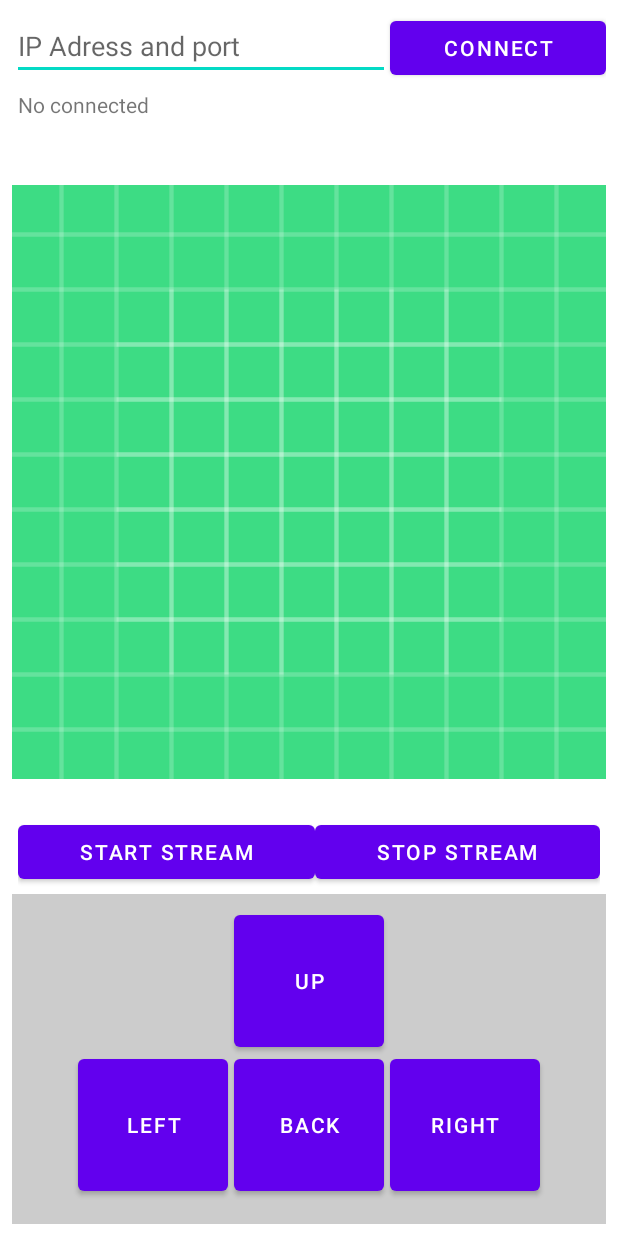
After one commit to tomash1234/rc-car, an Android app: the ControlActivity screen opened directly, with no data from a screen before it, on a phone screen of 412 x 824 dp. The commit adds this screen. Run offline under Robolectric (Android 15) with nearby library versions, the phone set to English and light mode, and no system bars.

Commit message:
Prepare control activity for android app

```diff
--- a/AndroidApp/app/src/main/java/com/tobb/rccar/MainActivity.java
+++ b/AndroidApp/app/src/main/java/com/tobb/rccar/BoardActivity.java
@@ -53,7 +53,7 @@ import java.util.concurrent.Executors;
 import java.util.concurrent.TimeUnit;
 import java.util.regex.Pattern;
 
-public class MainActivity extends AppCompatActivity implements PhoneInfoProvider, CarControl{
+public class BoardActivity extends AppCompatActivity implements PhoneInfoProvider, CarControl{
 
     private CarServer server;
     private PreviewView mPreviewView;
@@ -178,7 +178,6 @@ public class MainActivity extends AppCompatActivity implements PhoneInfoProvider
     public void onDestroy()
     {
         super.onDestroy();
-
         boardCommunicator.onDestroy(this);
         if (server != null)
             server.stop();
--- /dev/null
+++ b/AndroidApp/app/src/main/java/com/tobb/rccar/ControlActivity.java
@@ -0,0 +1,14 @@
+package com.tobb.rccar;
+
+import android.os.Bundle;
+
+import androidx.appcompat.app.AppCompatActivity;
+
+public class ControlActivity extends AppCompatActivity {
+
+    @Override
+    protected void onCreate(Bundle savedInstanceState) {
+        super.onCreate(savedInstanceState);
+        setContentView(R.layout.control_activity);
+    }
+}
--- a/AndroidApp/app/src/main/java/com/tobb/rccar/WifiBoardCommunicator.java
+++ b/AndroidApp/app/src/main/java/com/tobb/rccar/WifiBoardCommunicator.java
@@ -42,6 +42,7 @@ public class WifiBoardCommunicator implements BoardCommunicator{
     @Override
     public void onDestroy(Activity activity) {
         run = false;
+        discoveryBoardThread.discoverySocket.close();
     }
 
     public class DiscoveryBoardThread extends Thread{
--- a/AndroidApp/app/src/main/res/layout/activity_main.xml
+++ b/AndroidApp/app/src/main/res/layout/activity_main.xml
@@ -4,7 +4,7 @@
     xmlns:tools="http://schemas.android.com/tools"
     android:layout_width="match_parent"
     android:layout_height="match_parent"
-    tools:context=".MainActivity">
+    tools:context=".BoardActivity">
 
     <com.google.android.material.appbar.AppBarLayout
         android:layout_width="match_parent"
--- /dev/null
+++ b/AndroidApp/app/src/main/res/layout/control_activity.xml
@@ -0,0 +1,126 @@
+<?xml version="1.0" encoding="utf-8"?>
+<LinearLayout xmlns:android="http://schemas.android.com/apk/res/android"
+    xmlns:app="http://schemas.android.com/apk/res-auto"
+    android:layout_width="match_parent"
+    android:layout_height="match_parent"
+    android:orientation="vertical"
+    android:padding="8dp">
+
+    <LinearLayout
+        android:layout_width="match_parent"
+        android:layout_height="wrap_content"
+        android:orientation="horizontal">
+
+        <EditText
+            android:id="@+id/et_address"
+            android:layout_width="wrap_content"
+            android:layout_height="wrap_content"
+            android:layout_weight="1"
+            android:ems="10"
+            android:hint="IP Adress and port"
+            android:inputType="textPersonName" />
+
+        <Button
+            android:id="@+id/but_connect"
+            android:layout_width="wrap_content"
+            android:layout_height="wrap_content"
+            android:layout_weight="1"
+            android:text="CONNECT" />
+    </LinearLayout>
+
+    <LinearLayout
+        android:layout_width="match_parent"
+        android:layout_height="wrap_content"
+        android:orientation="vertical"
+        android:padding="4dp">
+
+        <TextView
+            android:id="@+id/tv_connect_info"
+            android:layout_width="match_parent"
+            android:layout_height="wrap_content"
+            android:layout_weight="1"
+            android:text="No connected" />
+
+        <TextView
+            android:id="@+id/tv_info"
+            android:layout_width="wrap_content"
+            android:layout_height="wrap_content"
+            android:layout_weight="1" />
+
+    </LinearLayout>
+
+    <ImageView
+        android:id="@+id/imgStreamView"
+        android:layout_width="match_parent"
+        android:layout_height="match_parent"
+        android:layout_weight="1"
+        app:srcCompat="@drawable/ic_launcher_background" />
+
+    <LinearLayout
+        android:layout_width="match_parent"
+        android:layout_height="wrap_content"
+        android:orientation="horizontal"
+        android:padding="4dp">
+
+        <Button
+            android:id="@+id/but_start_stream"
+            android:layout_width="wrap_content"
+            android:layout_height="wrap_content"
+            android:layout_weight="1"
+            android:text="START STREAM" />
+
+        <Button
+            android:id="@+id/but_stop_stream"
+            android:layout_width="wrap_content"
+            android:layout_height="wrap_content"
+            android:layout_weight="1"
+            android:text="STOP STREAM" />
+    </LinearLayout>
+
+    <LinearLayout
+        android:layout_width="match_parent"
+        android:layout_height="wrap_content"
+        android:background="#ccc"
+        android:gravity="center_horizontal"
+        android:orientation="vertical"
+        android:paddingTop="8dp"
+        android:paddingBottom="16dp">
+
+        <Button
+            android:id="@+id/but_forward"
+            android:layout_width="100dp"
+            android:layout_height="100dp"
+            android:layout_marginBottom="-4dp"
+            android:text="UP" />
+
+        <LinearLayout
+            android:layout_width="match_parent"
+            android:layout_height="match_parent"
+            android:gravity="center_horizontal"
+            android:orientation="horizontal">
+
+            <Button
+                android:id="@+id/but_go_left"
+                android:layout_width="100dp"
+                android:layout_height="100dp"
+                android:layout_weight="0"
+                android:text="LEFT" />
+
+            <Button
+                android:id="@+id/but_backward"
+                android:layout_width="100dp"
+                android:layout_height="100dp"
+                android:layout_marginLeft="4dp"
+                android:layout_marginRight="4dp"
+                android:layout_weight="0"
+                android:text="BACK" />
+
+            <Button
+                android:id="@+id/but_go_right"
+                android:layout_width="100dp"
+                android:layout_height="100dp"
+                android:layout_weight="0"
+                android:text="RIGHT" />
+        </LinearLayout>
+    </LinearLayout>
+</LinearLayout>
--- a/AndroidApp/app/src/main/res/menu/menu_main.xml
+++ b/AndroidApp/app/src/main/res/menu/menu_main.xml
@@ -1,7 +1,7 @@
 <menu xmlns:android="http://schemas.android.com/apk/res/android"
     xmlns:app="http://schemas.android.com/apk/res-auto"
     xmlns:tools="http://schemas.android.com/tools"
-    tools:context="com.tobb.rccar.MainActivity">
+    tools:context="com.tobb.rccar.BoardActivity">
     <item
         android:id="@+id/action_settings"
         android:orderInCategory="100"
```
Also changed, not shown: AndroidApp/app/src/main/AndroidManifest.xml (+16 -3 lines), AndroidApp/app/src/main/java/com/tobb/rccar/MenuActivity.java (added, +24 -0 lines), AndroidApp/app/src/main/res/layout/main_menu.xml (added, +25 -0 lines).
